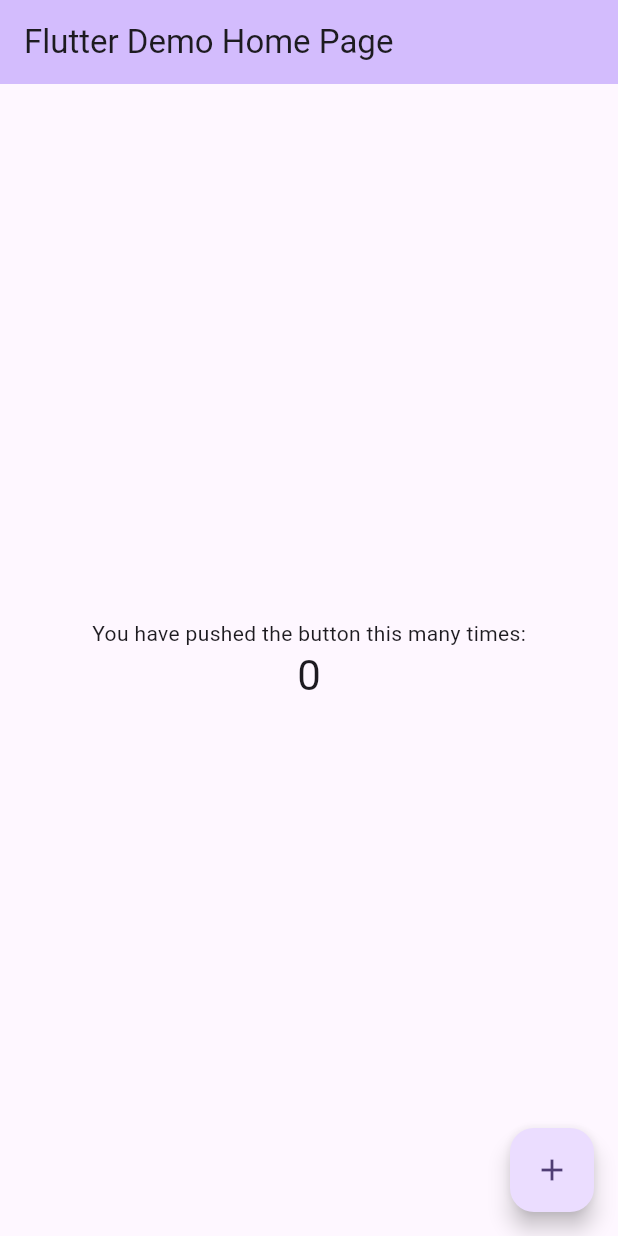
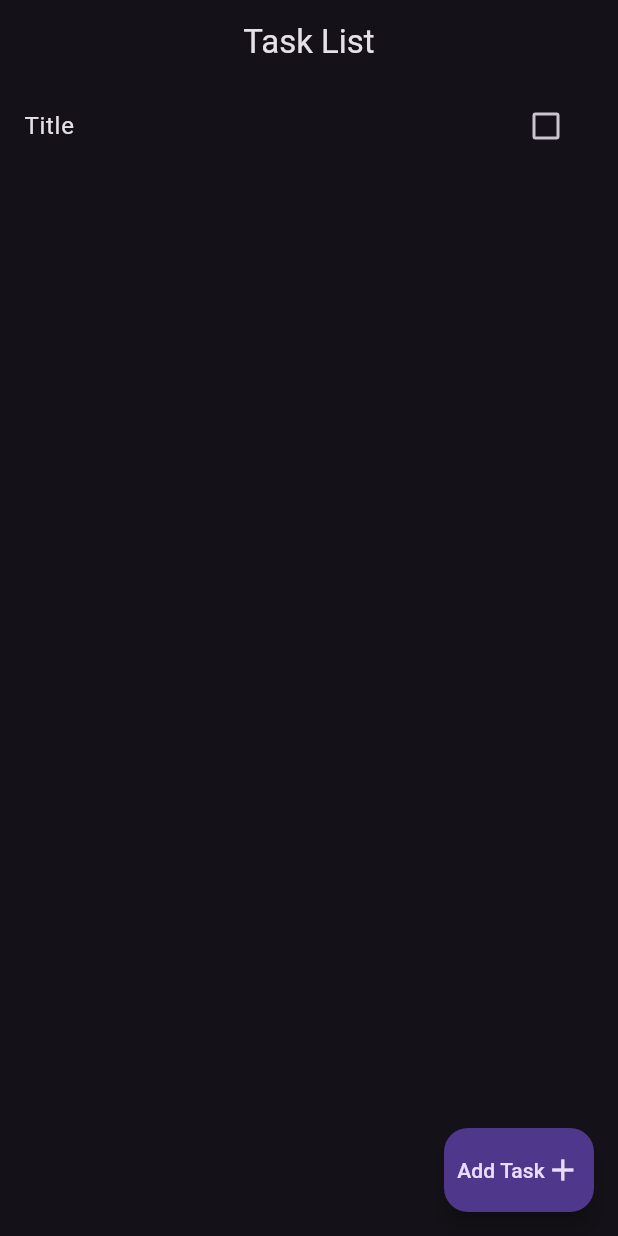
Before and after one commit to SahadMPP/task_manager, a Flutter app: the screen it shows after launch, on a phone screen of 412 x 824 dp. Run offline on Flutter 3.47's test engine with Material 3 defaults, Android fonts, the phone set to English and light mode, and no system bars; our stand-ins replace get.

Commit message:
done with ui

```diff
--- a/lib/main.dart
+++ b/lib/main.dart
@@ -1,4 +1,6 @@
 import 'package:flutter/material.dart';
+import 'package:get/get.dart';
+import 'package:task_manager/view/tasklist_screen.dart';
 
 void main() {
   runApp(const MyApp());
@@ -7,119 +9,12 @@ void main() {
 class MyApp extends StatelessWidget {
   const MyApp({super.key});
 
-  // This widget is the root of your application.
   @override
   Widget build(BuildContext context) {
-    return MaterialApp(
-      title: 'Flutter Demo',
-      theme: ThemeData(
-        // This is the theme of your application.
-        //
-        // TRY THIS: Try running your application with "flutter run". You'll see
-        // the application has a purple toolbar. Then, without quitting the app,
-        // try changing the seedColor in the colorScheme below to Colors.green
-        // and then invoke "hot reload" (save your changes or press the "hot
-        // reload" button in a Flutter-supported IDE, or press "r" if you used
-        // the command line to start the app).
-        //
-        // Notice that the counter didn't reset back to zero; the application
-        // state is not lost during the reload. To reset the state, use hot
-        // restart instead.
-        //
-        // This works for code too, not just values: Most code changes can be
-        // tested with just a hot reload.
-        colorScheme: ColorScheme.fromSeed(seedColor: Colors.deepPurple),
-        useMaterial3: true,
-      ),
-      home: const MyHomePage(title: 'Flutter Demo Home Page'),
+    return  GetMaterialApp(
+      debugShowCheckedModeBanner: false,
+      theme: ThemeData.dark(),
+      home: const TaskListScreen(),
     );
   }
 }
-
-class MyHomePage extends StatefulWidget {
-  const MyHomePage({super.key, required this.title});
-
-  // This widget is the home page of your application. It is stateful, meaning
-  // that it has a State object (defined below) that contains fields that affect
-  // how it looks.
-
-  // This class is the configuration for the state. It holds the values (in this
-  // case the title) provided by the parent (in this case the App widget) and
-  // used by the build method of the State. Fields in a Widget subclass are
-  // always marked "final".
-
-  final String title;
-
-  @override
-  State<MyHomePage> createState() => _MyHomePageState();
-}
-
-class _MyHomePageState extends State<MyHomePage> {
-  int _counter = 0;
-
-  void _incrementCounter() {
-    setState(() {
-      // This call to setState tells the Flutter framework that something has
-      // changed in this State, which causes it to rerun the build method below
-      // so that the display can reflect the updated values. If we changed
-      // _counter without calling setState(), then the build method would not be
-      // called again, and so nothing would appear to happen.
-      _counter++;
-    });
-  }
-
-  @override
-  Widget build(BuildContext context) {
-    // This method is rerun every time setState is called, for instance as done
-    // by the _incrementCounter method above.
-    //
-    // The Flutter framework has been optimized to make rerunning build methods
-    // fast, so that you can just rebuild anything that needs updating rather
-    // than having to individually change instances of widgets.
-    return Scaffold(
-      appBar: AppBar(
-        // TRY THIS: Try changing the color here to a specific color (to
-        // Colors.amber, perhaps?) and trigger a hot reload to see the AppBar
-        // change color while the other colors stay the same.
-        backgroundColor: Theme.of(context).colorScheme.inversePrimary,
-        // Here we take the value from the MyHomePage object that was created by
-        // the App.build method, and use it to set our appbar title.
-        title: Text(widget.title),
-      ),
-      body: Center(
-        // Center is a layout widget. It takes a single child and positions it
-        // in the middle of the parent.
-        child: Column(
-          // Column is also a layout widget. It takes a list of children and
-          // arranges them vertically. By default, it sizes itself to fit its
-          // children horizontally, and tries to be as tall as its parent.
-          //
-          // Column has various properties to control how it sizes itself and
-          // how it positions its children. Here we use mainAxisAlignment to
-          // center the children vertically; the main axis here is the vertical
-          // axis because Columns are vertical (the cross axis would be
-          // horizontal).
-          //
-          // TRY THIS: Invoke "debug painting" (choose the "Toggle Debug Paint"
-          // action in the IDE, or press "p" in the console), to see the
-          // wireframe for each widget.
-          mainAxisAlignment: MainAxisAlignment.center,
-          children: <Widget>[
-            const Text(
-              'You have pushed the button this many times:',
-            ),
-            Text(
-              '$_counter',
-              style: Theme.of(context).textTheme.headlineMedium,
-            ),
-          ],
-        ),
-      ),
-      floatingActionButton: FloatingActionButton(
-        onPressed: _incrementCounter,
-        tooltip: 'Increment',
-        child: const Icon(Icons.add),
-      ), // This trailing comma makes auto-formatting nicer for build methods.
-    );
-  }
-}
--- /dev/null
+++ b/lib/view/tasklist_screen.dart
@@ -0,0 +1,42 @@
+import 'package:flutter/material.dart';
+import 'package:task_manager/view/add_task_screen.dart';
+import 'package:task_manager/view/task_detail_screen.dart';
+
+class TaskListScreen extends StatelessWidget {
+  const TaskListScreen({super.key});
+
+  @override
+  Widget build(BuildContext context) {
+    return  Scaffold(
+      appBar: AppBar(
+        centerTitle: true,
+        title: const Text('Task List'),
+      ),
+      floatingActionButton: SizedBox(
+        width: 100,
+        child: FloatingActionButton(onPressed: (){
+          Navigator.of(context).push(MaterialPageRoute(builder: (context) => const AddTaskScreen(),));
+        },child: const Row(
+          mainAxisAlignment: MainAxisAlignment.center,
+          children: [
+            Text('Add Task'),
+            Icon(Icons.add)
+          ],
+        ),),
+      ),
+      body: Column(
+        children: [
+          GestureDetector(
+            onTap: (){
+              Navigator.of(context).push(MaterialPageRoute(builder: (context) => const TaskDetailScreen(),));
+            },
+            child: ListTile(
+              title: const Text('Title'),
+              trailing: Checkbox(value: false, onChanged: (value){}),
+            ),
+          )
+        ],
+      ),
+    );
+  }
+}
```
Also changed, not shown: lib/view/add_task_screen.dart (added, +36 -0 lines), lib/view/task_detail_screen.dart (added, +69 -0 lines), pubspec.yaml (+5 -15 lines), pubspec.lock, 1 other file.
